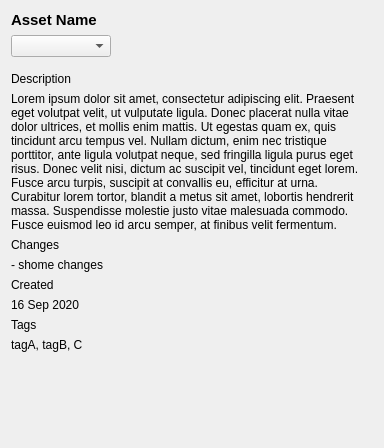
Old version of the form ui/assetInfo.ui in the repository Foggyhazel/fh-asset.
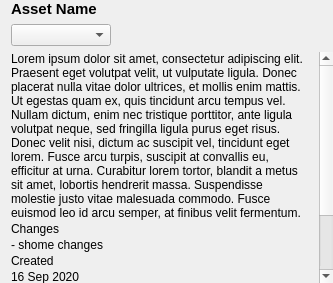
New version of the form.

```diff
--- a/ui/assetInfo.ui
+++ b/ui/assetInfo.ui
@@ -6,14 +6,28 @@
    <rect>
     <x>0</x>
     <y>0</y>
-    <width>384</width>
-    <height>448</height>
+    <width>333</width>
+    <height>283</height>
    </rect>
   </property>
   <property name="windowTitle">
    <string>Form</string>
   </property>
+  <property name="styleSheet">
+   <string notr="true">QScrollArea {
+border: 0px solid green;
+}</string>
+  </property>
   <layout class="QVBoxLayout" name="verticalLayout_2">
+   <property name="topMargin">
+    <number>0</number>
+   </property>
+   <property name="rightMargin">
+    <number>0</number>
+   </property>
+   <property name="bottomMargin">
+    <number>0</number>
+   </property>
    <item>
     <layout class="QVBoxLayout" name="verticalLayout_3">
      <item>
@@ -67,11 +81,48 @@
       <widget class="QScrollArea" name="scrollArea">
        <property name="styleSheet">
         <string notr="true">QLabel[type=&quot;0&quot;] {
-	color: rgb(158, 158, 158);
+	color: rgb(120, 120, 120);
+	font-size: 10px;
+	margin-bottom: 0;
 }
 
 QLabel[type=&quot;1&quot;] {
 	margin-bottom: 4px;
+}
+
+QScrollBar:vertical
+    {
+        background-color:rgb(68, 68, 68);
+        width: 10px;
+        margin: 0px 3px 0px 3px;
+        border: 1px transparent #2A2929;
+        border-radius: 4px;
+    }
+
+    QScrollBar::handle:vertical
+    {
+        background-color: rgb(86, 86, 86);
+        min-height: 5px;
+        border-radius: 4px;
+    }
+
+QScrollBar::sub-line:vertical
+{
+	 border: none;
+	background: none;
+}
+
+QScrollBar::add-line:vertical
+{
+	border: none;
+	background: none;
+ }
+
+QScrollBar::up-arrow:vertical, QScrollBar::down-arrow:vertical
+{
+	 border: none;
+     background: none;
+     color: none;
 }</string>
        </property>
        <property name="frameShape">
@@ -85,27 +136,20 @@
          <rect>
           <x>0</x>
           <y>0</y>
-          <width>364</width>
-          <height>376</height>
+          <width>312</width>
+          <height>297</height>
          </rect>
         </property>
         <layout class="QVBoxLayout" name="verticalLayout_4">
+         <property name="spacing">
+          <number>2</number>
+         </property>
          <property name="leftMargin">
           <number>0</number>
          </property>
-         <item>
-          <widget class="QLabel" name="lb_description">
-           <property name="styleSheet">
-            <string notr="true"/>
-           </property>
-           <property name="text">
-            <string>Description</string>
-           </property>
-           <property name="type" stdset="0">
-            <number>0</number>
-           </property>
-          </widget>
-         </item>
+         <property name="topMargin">
+          <number>0</number>
+         </property>
          <item>
           <widget class="QLabel" name="asset_description">
            <property name="text">
```
